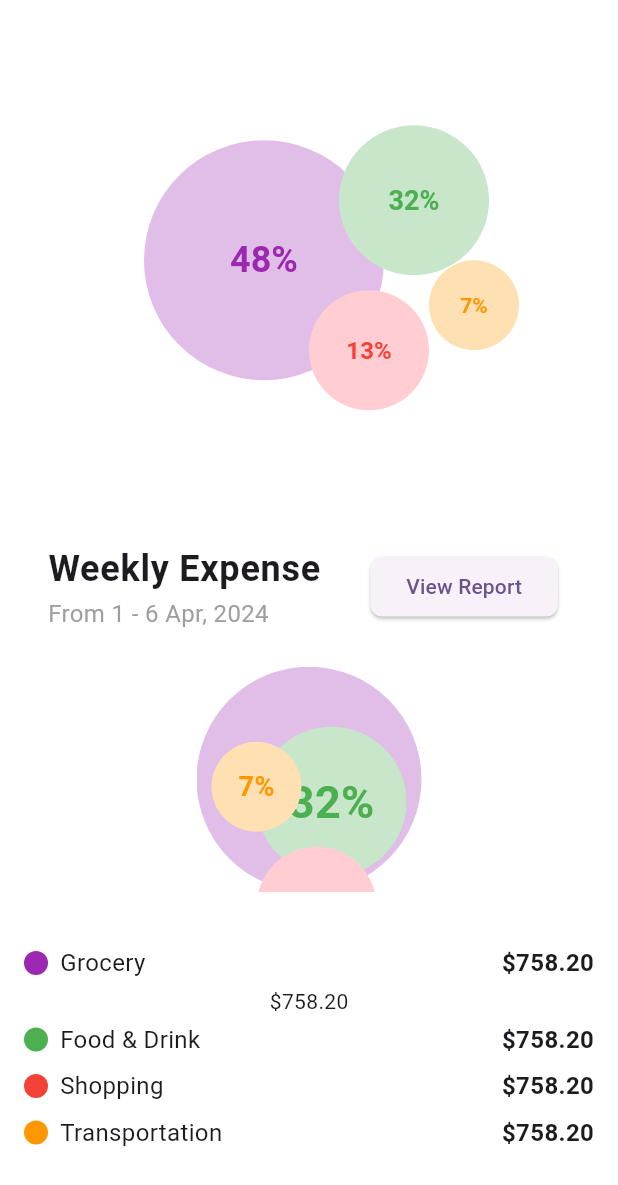
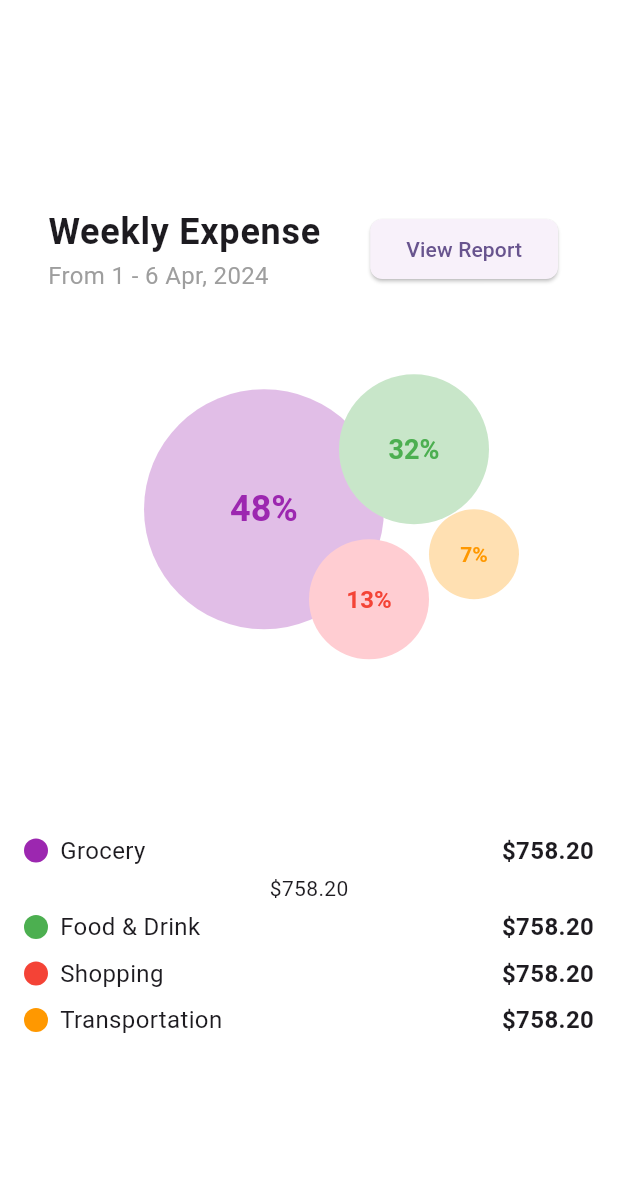
Before and after one commit to aliasghar256/appdev_Final, a Flutter app: the screen it shows after launch, on a phone screen of 412 x 824 dp. Shown: the top 1185 px of the screen. Run offline on Flutter 3.47's test engine with Material 3 defaults, Android fonts, the phone set to English and light mode, and no system bars; our stand-ins replace animate_do, bloc, cloud_firestore, firebase_auth, firebase_core, flutter_bloc; accounts and stored records are empty.

Commit message:
Weekly Expense

```diff
--- a/lib/weekly_expense_page.dart
+++ b/lib/weekly_expense_page.dart
@@ -13,7 +13,6 @@ class WeeklyExpensePage extends StatelessWidget {
             mainAxisAlignment: MainAxisAlignment.center,
             crossAxisAlignment: CrossAxisAlignment.center,
             children: [
-              BubbleChart(),
               ListTile(
                 title: Text(
                   'Weekly Expense',
@@ -42,26 +41,27 @@ class WeeklyExpensePage extends StatelessWidget {
               SizedBox(height: 16),
               Stack(
                 children: [
-                  _buildBubble(
-                      150, Colors.purple.shade100, '48%', Colors.purple),
-                  Positioned(
-                    left: 40,
-                    top: 40,
-                    child: _buildBubble(
-                        100, Colors.green.shade100, '32%', Colors.green),
-                  ),
-                  Positioned(
-                    left: 40,
-                    top: 120,
-                    child: _buildBubble(
-                        80, Colors.red.shade100, '13%', Colors.red),
-                  ),
-                  Positioned(
-                    right: 80,
-                    bottom: 40,
-                    child: _buildBubble(
-                        60, Colors.orange.shade100, '7%', Colors.orange),
-                  ),
+                  // _buildBubble(
+                  //     150, Colors.purple.shade100, '48%', Colors.purple),
+                  // Positioned(
+                  //   left: 40,
+                  //   top: 40,
+                  //   child: _buildBubble(
+                  //       100, Colors.green.shade100, '32%', Colors.green),
+                  // ),
+                  // Positioned(
+                  //   left: 40,
+                  //   top: 120,
+                  //   child: _buildBubble(
+                  //       80, Colors.red.shade100, '13%', Colors.red),
+                  // ),
+                  // Positioned(
+                  //   right: 80,
+                  //   bottom: 40,
+                  //   child: _buildBubble(
+                  //       60, Colors.orange.shade100, '7%', Colors.orange),
+                  // ),
+                  BubbleChart(),
                 ],
               ),
               SizedBox(height: 16),
```
